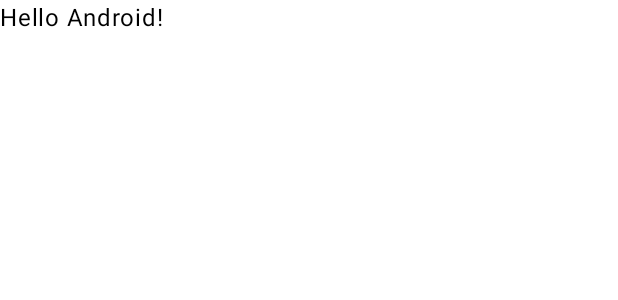
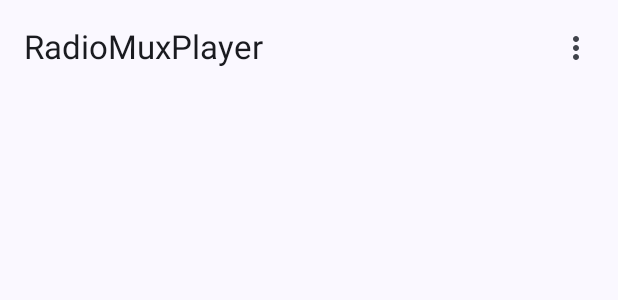
Before and after one commit to ItsNotGoodName/radiomux, an Android app built with Jetpack Compose: the @Preview function GreetingPreview, on a phone screen of 412 x 824 dp. Shown: the top 300 px of the screen. Run offline under Robolectric (Android 15) with nearby library versions, the phone set to English and light mode, and no system bars.

Commit message:
feat(android): add URL preference

```diff
--- a/android/app/build.gradle.kts
+++ b/android/app/build.gradle.kts
@@ -59,6 +59,9 @@ dependencies {
     implementation("androidx.compose.ui:ui-graphics")
     implementation("androidx.compose.ui:ui-tooling-preview")
     implementation("androidx.compose.material3:material3")
+    implementation("androidx.preference:preference:1.2.1")
+    implementation("androidx.appcompat:appcompat:1.6.1")
+    implementation("com.google.android.material:material:1.4.0")
     testImplementation("junit:junit:4.13.2")
     androidTestImplementation("androidx.test.ext:junit:1.1.5")
     androidTestImplementation("androidx.test.espresso:espresso-core:3.5.1")
@@ -127,4 +130,7 @@ dependencies {
 
     // Protobuf runtime
     implementation("com.google.protobuf:protobuf-javalite:3.24.3")
+
+    // Settings
+    implementation("androidx.preference:preference-ktx:1.2.0")
 }
--- a/android/app/src/main/java/com/gurnain/radiomuxplayer/MainActivity.kt
+++ b/android/app/src/main/java/com/gurnain/radiomuxplayer/MainActivity.kt
@@ -1,18 +1,32 @@
 package com.gurnain.radiomuxplayer
 
 import android.content.ComponentName
+import android.content.Intent
 import android.os.Bundle
 import android.util.Log
 import android.view.WindowManager
 import androidx.activity.ComponentActivity
 import androidx.activity.compose.setContent
+import androidx.compose.foundation.layout.Arrangement
 import androidx.compose.foundation.layout.fillMaxSize
+import androidx.compose.foundation.lazy.LazyColumn
+import androidx.compose.material.icons.Icons
+import androidx.compose.material.icons.filled.MoreVert
+import androidx.compose.material3.ExperimentalMaterial3Api
+import androidx.compose.material3.Icon
+import androidx.compose.material3.IconButton
 import androidx.compose.material3.MaterialTheme
+import androidx.compose.material3.Scaffold
 import androidx.compose.material3.Surface
 import androidx.compose.material3.Text
+import androidx.compose.material3.TopAppBar
 import androidx.compose.runtime.Composable
 import androidx.compose.ui.Modifier
+import androidx.compose.ui.platform.LocalContext
+import androidx.compose.ui.res.stringResource
+import androidx.compose.ui.text.style.TextOverflow
 import androidx.compose.ui.tooling.preview.Preview
+import androidx.compose.ui.unit.dp
 import androidx.media3.common.C
 import androidx.media3.common.DeviceInfo
 import androidx.media3.common.MediaItem
@@ -22,6 +36,7 @@ import androidx.media3.common.PlaybackParameters
 import androidx.media3.common.Player
 import androidx.media3.session.MediaController
 import androidx.media3.session.SessionToken
+import androidx.preference.PreferenceManager
 import com.google.common.util.concurrent.MoreExecutors
 import com.gurnain.radiomuxplayer.protos.Message
 import com.gurnain.radiomuxplayer.protos.MessageConverter
@@ -34,10 +49,9 @@ class MainActivity : ComponentActivity() {
             RadioMuxPlayerTheme {
                 // A surface container using the 'background' color from the theme
                 Surface(
-                    modifier = Modifier.fillMaxSize(),
-                    color = MaterialTheme.colorScheme.background
+                    modifier = Modifier.fillMaxSize(), color = MaterialTheme.colorScheme.background
                 ) {
-                    Greeting("Android")
+                    App()
                 }
             }
         }
@@ -46,6 +60,10 @@ class MainActivity : ComponentActivity() {
     override fun onStart() {
         super.onStart()
 
+        val sharedPreferences =
+            PreferenceManager.getDefaultSharedPreferences(this /* Activity context */)
+        val url = sharedPreferences.getString("url", "")
+
         // TODO: remove this when background play is setup
         window.addFlags(WindowManager.LayoutParams.FLAG_KEEP_SCREEN_ON)
 
@@ -53,9 +71,7 @@ class MainActivity : ComponentActivity() {
         val mediaControllerFuture = MediaController.Builder(this, sessionToken).buildAsync()
         mediaControllerFuture.addListener({
             mediaController = mediaControllerFuture.get()
-            // TODO: move this hardcoded url to settings
-            connection =
-                Connection("ws://192.168.20.231:8080/ws?token=test&id=1", connectionListener)
+            url?.let { connection = Connection(it, connectionListener) }
         }, MoreExecutors.directExecutor())
     }
 
@@ -124,8 +140,7 @@ class MainActivity : ComponentActivity() {
 
                     Message.Rpc.PayloadCase.SETDEVICEVOLUME -> {
                         mediaController?.setDeviceVolume(
-                            payload.setDeviceVolume.volume,
-                            C.VOLUME_FLAG_REMOVE_SOUND_AND_VIBRATE
+                            payload.setDeviceVolume.volume, C.VOLUME_FLAG_REMOVE_SOUND_AND_VIBRATE
                         )
                     }
 
@@ -139,8 +154,7 @@ class MainActivity : ComponentActivity() {
 
                     Message.Rpc.PayloadCase.SETDEVICEMUTED -> {
                         mediaController?.setDeviceMuted(
-                            payload.setDeviceMuted.muted,
-                            C.VOLUME_FLAG_REMOVE_SOUND_AND_VIBRATE
+                            payload.setDeviceMuted.muted, C.VOLUME_FLAG_REMOVE_SOUND_AND_VIBRATE
                         )
                     }
 
@@ -169,8 +183,7 @@ class MainActivity : ComponentActivity() {
                     }
                 }
             }
-            MessageConverter.rpcReply(payload.id)
-                .let { connection?.send(it) }
+            MessageConverter.rpcReply(payload.id).let { connection?.send(it) }
         }
     }
 
@@ -193,26 +206,22 @@ class MainActivity : ComponentActivity() {
 
         override fun onIsLoadingChanged(isLoading: Boolean) {
             Log.v(TAG, "onIsLoadingChanged: isLoading=$isLoading")
-            MessageConverter.eventOnIsLoadingChanged(isLoading)
-                .let { connection?.send(it) }
+            MessageConverter.eventOnIsLoadingChanged(isLoading).let { connection?.send(it) }
         }
 
         override fun onPlaybackStateChanged(playbackState: Int) {
             Log.v(TAG, "onPlaybackStateChanged: playbackState=$playbackState")
-            MessageConverter.eventOnPlaybackStateChanged(playbackState)
-                .let { connection?.send(it) }
+            MessageConverter.eventOnPlaybackStateChanged(playbackState).let { connection?.send(it) }
         }
 
         override fun onIsPlayingChanged(isPlaying: Boolean) {
             Log.v(TAG, "onIsPlayingChanged: isPlaying=$isPlaying")
-            MessageConverter.eventOnIsPlayingChanged(isPlaying)
-                .let { connection?.send(it) }
+            MessageConverter.eventOnIsPlayingChanged(isPlaying).let { connection?.send(it) }
         }
 
         override fun onPlayerError(error: PlaybackException) {
             Log.v(TAG, "onPlayerError: $error")
-            MessageConverter.eventOnPlayerError(error)
-                .let { connection?.send(it) }
+            MessageConverter.eventOnPlayerError(error).let { connection?.send(it) }
         }
 
         override fun onPlaybackParametersChanged(playbackParameters: PlaybackParameters) {
@@ -226,8 +235,7 @@ class MainActivity : ComponentActivity() {
 
         override fun onVolumeChanged(volume: Float) {
             Log.v(TAG, "onVolumeChanged: volume=$volume")
-            MessageConverter.eventOnVolumeChanged(volume)
-                .let { connection?.send(it) }
+            MessageConverter.eventOnVolumeChanged(volume).let { connection?.send(it) }
         }
 
         override fun onDeviceInfoChanged(deviceInfo: DeviceInfo) {
@@ -235,36 +243,56 @@ class MainActivity : ComponentActivity() {
                 TAG,
                 "onDeviceInfoChanged: minVolume=${deviceInfo.minVolume};maxVolume=${deviceInfo.maxVolume}"
             )
-            MessageConverter.eventOnDeviceInfoChanged(deviceInfo)
-                .let { connection?.send(it) }
+            MessageConverter.eventOnDeviceInfoChanged(deviceInfo).let { connection?.send(it) }
         }
 
         override fun onDeviceVolumeChanged(volume: Int, muted: Boolean) {
             Log.v(TAG, "onDeviceVolumeChanged: volume=$volume;muted=$muted")
-            MessageConverter.eventOnDeviceVolumeChanged(volume, muted)
-                .let { connection?.send(it) }
+            MessageConverter.eventOnDeviceVolumeChanged(volume, muted).let { connection?.send(it) }
         }
 
         fun onCurrentUriChanged(currentUri: String) {
             Log.v(TAG, "onCurrentUriChanged: uri=$currentUri")
-            MessageConverter.eventOnCurrentUriChanged(currentUri)
-                .let { connection?.send(it) }
+            MessageConverter.eventOnCurrentUriChanged(currentUri).let { connection?.send(it) }
         }
     }
 }
 
+@OptIn(ExperimentalMaterial3Api::class)
 @Composable
-fun Greeting(name: String, modifier: Modifier = Modifier) {
-    Text(
-        text = "Hello $name!",
-        modifier = modifier
-    )
+fun App() {
+    val context = LocalContext.current
+    Scaffold(topBar = {
+        TopAppBar(title = {
+            Text(
+                stringResource(id = R.string.app_name),
+                maxLines = 1,
+                overflow = TextOverflow.Ellipsis
+            )
+        }, actions = {
+            IconButton(onClick = {
+                context.startActivity(
+                    Intent(
+                        context, SettingsActivity::class.java
+                    )
+                )
+            }) {
+                Icon(
+                    imageVector = Icons.Filled.MoreVert, contentDescription = "More Options"
+                )
+            }
+        })
+    }, content = { innerPadding ->
+        LazyColumn(
+            contentPadding = innerPadding, verticalArrangement = Arrangement.spacedBy(8.dp)
+        ) { }
+    })
 }
 
 @Preview(showBackground = true)
 @Composable
 fun GreetingPreview() {
     RadioMuxPlayerTheme {
-        Greeting("Android")
+        App()
     }
 }
--- a/android/app/src/main/res/values/strings.xml
+++ b/android/app/src/main/res/values/strings.xml
@@ -1,3 +1,6 @@
 <resources>
     <string name="app_name">RadioMuxPlayer</string>
+    <!-- Preference Titles -->
+    <string name="url_title">URL</string>
+    <string name="title_activity_settings">Settings</string>
 </resources>
```
Also changed, not shown: android/app/src/main/AndroidManifest.xml (+5 -2 lines), android/app/src/main/java/com/gurnain/radiomuxplayer/SettingsActivity.kt (added, +26 -0 lines), android/app/src/main/res/layout/settings_activity.xml (added, +9 -0 lines), android/app/src/main/res/values/arrays.xml (added, +12 -0 lines), android/app/src/main/res/xml/root_preferences.xml (added, +8 -0 lines).
